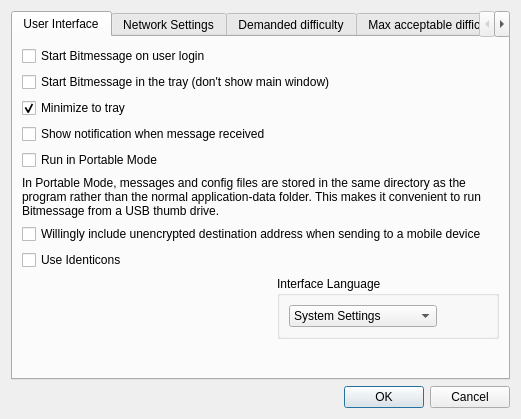
The window that src/bitmessageqt/settings.ui (Bitmessage/PyBitmessage) describes before a commit, drawn with Qt 5.
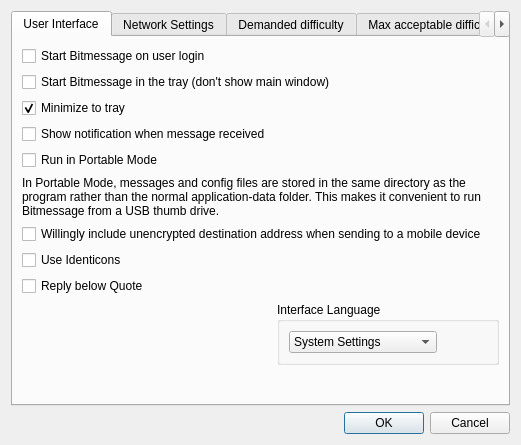
The same window after the commit.

Commit message:
Make reply below quote opt-in.
Add a new preference for 'reply below quote' and only use the new
quoting style if it is set.

Patch:
```diff
--- a/src/bitmessageqt/settings.ui
+++ b/src/bitmessageqt/settings.ui
@@ -105,7 +105,14 @@
          </property>
         </widget>
        </item>
-       <item row="8" column="1">
+       <item row="8" column="0">
+        <widget class="QCheckBox" name="checkBoxReplyBelow">
+         <property name="text">
+          <string>Reply below Quote</string>
+         </property>
+        </widget>
+       </item>
+       <item row="9" column="1">
         <widget class="QGroupBox" name="groupBox">
          <property name="title">
           <string>Interface Language</string>
```
The commit also changes 3 other files.
